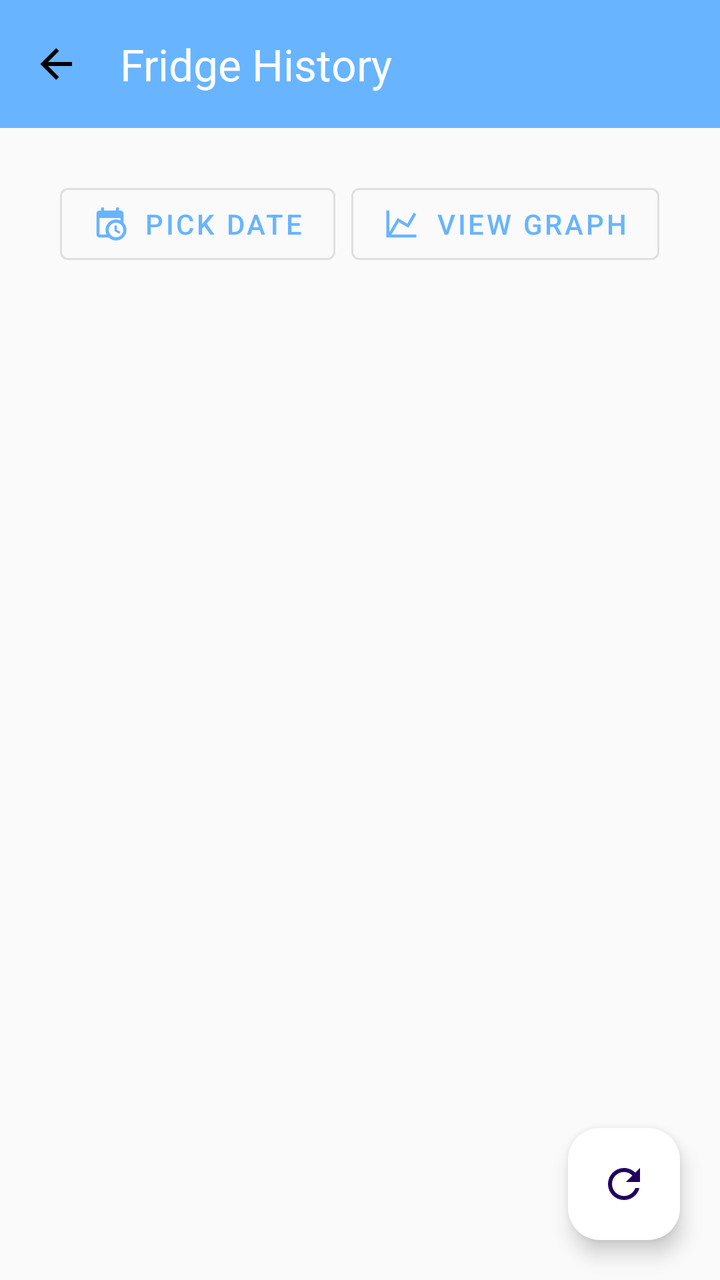
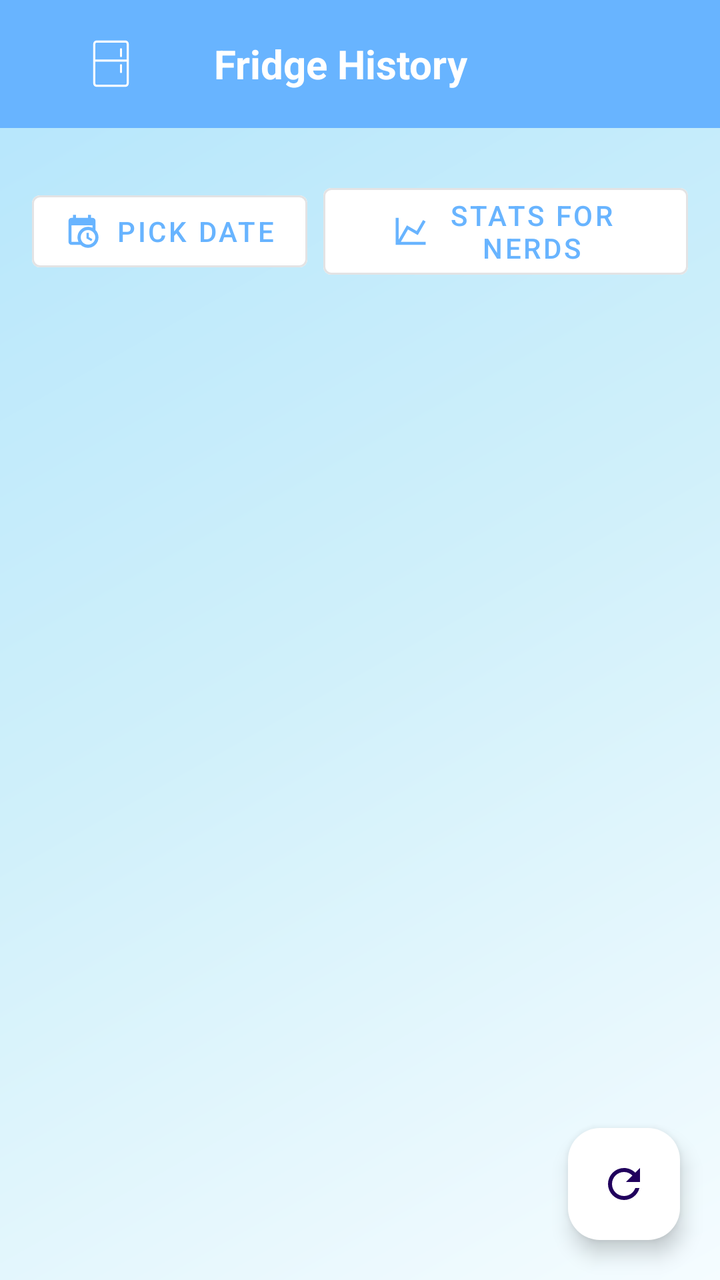

The first picture is an Android layout as it rendered before a commit; the second is the same layout after the commit. The layout source and the unified diff follow.
<!-- AndroidManifest.xml: application theme Theme.SmartFoodInventoryTracker -->
<!-- res/layout/activity_fridge_history.xml -->
<?xml version="1.0" encoding="utf-8"?>
<androidx.constraintlayout.widget.ConstraintLayout
    xmlns:android="http://schemas.android.com/apk/res/android"
    xmlns:app="http://schemas.android.com/apk/res-auto"
    xmlns:tools="http://schemas.android.com/tools"
    android:id="@+id/historyMain"
    android:layout_width="match_parent"
    android:layout_height="match_parent"
    tools:context=".fridge_conditions.FridgeHistoryActivity"
    android:background="#FAFAFA">

    
    <androidx.appcompat.widget.Toolbar
        android:id="@+id/historyToolbar"
        android:layout_width="match_parent"
        android:layout_height="?attr/actionBarSize"
        android:background="?attr/colorPrimary"
        app:title="Fridge History"
        app:titleTextColor="@android:color/white"
        app:navigationIcon="@drawable/ic_back"
        app:layout_constraintTop_toTopOf="parent" />

    
    <LinearLayout
        android:id="@+id/buttonRow"
        android:layout_width="0dp"
        android:layout_height="wrap_content"
        android:orientation="horizontal"
        android:gravity="center"
        android:padding="16dp"
        android:layout_marginTop="8dp"
        app:layout_constraintTop_toBottomOf="@id/historyToolbar"
        app:layout_constraintStart_toStartOf="parent"
        app:layout_constraintEnd_toEndOf="parent">

        <com.google.android.material.button.MaterialButton
            android:id="@+id/btnDateRange"
            android:layout_width="wrap_content"
            android:layout_height="wrap_content"
            android:text="Pick Date"
            app:icon="@drawable/ic_calender"
            app:iconPadding="8dp"
            app:iconGravity="textStart"
            style="@style/Widget.MaterialComponents.Button.OutlinedButton"
            android:layout_marginEnd="8dp" />

        <com.google.android.material.button.MaterialButton
            android:id="@+id/btnGraph"
            android:layout_width="wrap_content"
            android:layout_height="wrap_content"
            android:text="View Graph"
            app:icon="@drawable/ic_chart"
            app:iconPadding="8dp"
            app:iconGravity="textStart"
            style="@style/Widget.MaterialComponents.Button.OutlinedButton" />
    </LinearLayout>

    
    <androidx.recyclerview.widget.RecyclerView
        android:id="@+id/historyRecyclerView"
        android:layout_width="0dp"
        android:layout_height="0dp"
        android:clipToPadding="false"
        android:paddingHorizontal="12dp"
        android:paddingBottom="8dp"
        app:layout_constraintTop_toBottomOf="@id/buttonRow"
        app:layout_constraintBottom_toBottomOf="parent"
        app:layout_constraintStart_toStartOf="parent"
        app:layout_constraintEnd_toEndOf="parent"
        tools:listitem="@layout/item_fridge_history" />

    
    <com.google.android.material.floatingactionbutton.FloatingActionButton
        android:id="@+id/btnRefresh"
        android:layout_width="wrap_content"
        android:layout_height="wrap_content"
        android:src="@drawable/ic_refresh"
        android:contentDescription="Refresh"
        app:backgroundTint="@color/white"
        app:layout_constraintBottom_toBottomOf="parent"
        app:layout_constraintEnd_toEndOf="parent"
        android:layout_margin="20dp"/>
</androidx.constraintlayout.widget.ConstraintLayout>
<!-- res/layout/item_fridge_history.xml (included above) -->
<?xml version="1.0" encoding="utf-8"?>
<com.google.android.material.card.MaterialCardView
    xmlns:android="http://schemas.android.com/apk/res/android"
    xmlns:card_view="http://schemas.android.com/apk/res-auto"
    android:layout_width="match_parent"
    android:layout_height="wrap_content"
    android:layout_marginBottom="12dp"
    android:layout_marginHorizontal="12dp"
    android:background="@android:color/white"
    card_view:cardCornerRadius="16dp"
    card_view:cardElevation="4dp">

    <LinearLayout
        android:layout_width="match_parent"
        android:layout_height="wrap_content"
        android:orientation="vertical"
        android:padding="16dp">

        
        <TextView
            android:id="@+id/dateTimeText"
            android:layout_width="wrap_content"
            android:layout_height="wrap_content"
            android:text="🕒 2025-04-01 12:00"
            android:textStyle="bold"
            android:textSize="15sp"
            android:textColor="#333333" />

        
        <View
            android:layout_width="match_parent"
            android:layout_height="1dp"
            android:layout_marginTop="6dp"
            android:layout_marginBottom="10dp"
            android:background="#DDDDDD" />

        

        
        <LinearLayout
            android:layout_width="match_parent"
            android:layout_height="wrap_content"
            android:orientation="horizontal"
            android:layout_marginBottom="6dp"
            android:gravity="center_vertical">

            <ImageView
                android:layout_width="20dp"
                android:layout_height="20dp"
                android:layout_marginEnd="8dp"
                android:src="@drawable/ic_temperature"
                card_view:tint="#666" />

            <TextView
                android:id="@+id/tempText"
                android:layout_width="0dp"
                android:layout_height="wrap_content"
                android:layout_weight="1"
                android:text="Temperature: -- °C"
                android:textSize="14sp"
                android:textColor="#333333" />

            <TextView
                android:id="@+id/tempStatus"
                android:layout_width="wrap_content"
                android:layout_height="wrap_content"
                android:text="Status"
                android:textSize="13sp"
                android:textStyle="bold"
                android:textColor="#4CAF50" />
        </LinearLayout>

        
        <LinearLayout
            android:layout_width="match_parent"
            android:layout_height="wrap_content"
            android:orientation="horizontal"
            android:layout_marginBottom="6dp"
            android:gravity="center_vertical">

            <ImageView
                android:layout_width="20dp"
                android:layout_height="20dp"
                android:layout_marginEnd="8dp"
                android:src="@drawable/ic_humidity"
                card_view:tint="#666" />

            <TextView
                android:id="@+id/humidityText"
                android:layout_width="0dp"
                android:layout_height="wrap_content"
                android:layout_weight="1"
                android:text="Humidity: -- %"
                android:textSize="14sp"
                android:textColor="#333333" />

            <TextView
                android:id="@+id/humidityStatus"
                android:layout_width="wrap_content"
                android:layout_height="wrap_content"
                android:text="Status"
                android:textSize="13sp"
                android:textStyle="bold"
                android:textColor="#4CAF50" />
        </LinearLayout>

        
        <LinearLayout
            android:layout_width="match_parent"
            android:layout_height="wrap_content"
            android:orientation="horizontal"
            android:layout_marginBottom="6dp"
            android:gravity="center_vertical">

            <ImageView
                android:layout_width="20dp"
                android:layout_height="20dp"
                android:layout_marginEnd="8dp"
                android:src="@drawable/ic_co"
                card_view:tint="#666" />

            <TextView
                android:id="@+id/coText"
                android:layout_width="0dp"
                android:layout_height="wrap_content"
                android:layout_weight="1"
                android:text="CO: -- ppm"
                android:textSize="14sp"
                android:textColor="#333333" />

            <TextView
                android:id="@+id/coStatus"
                android:layout_width="wrap_content"
                android:layout_height="wrap_content"
                android:text="Status"
                android:textSize="13sp"
                android:textStyle="bold"
                android:textColor="#4CAF50" />
        </LinearLayout>

        
        <LinearLayout
            android:layout_width="match_parent"
            android:layout_height="wrap_content"
            android:orientation="horizontal"
            android:layout_marginBottom="6dp"
            android:gravity="center_vertical">

            <ImageView
                android:layout_width="20dp"
                android:layout_height="20dp"
                android:layout_marginEnd="8dp"
                android:src="@drawable/ic_lpg"
                card_view:tint="#666" />

            <TextView
                android:id="@+id/lpgText"
                android:layout_width="0dp"
                android:layout_height="wrap_content"
                android:layout_weight="1"
                android:text="LPG: -- ppm"
                android:textSize="14sp"
                android:textColor="#333333" />

            <TextView
                android:id="@+id/lpgStatus"
                android:layout_width="wrap_content"
                android:layout_height="wrap_content"
                android:text="Status"
                android:textSize="13sp"
                android:textStyle="bold"
                android:textColor="#4CAF50" />
        </LinearLayout>

        
        <LinearLayout
            android:layout_width="match_parent"
            android:layout_height="wrap_content"
            android:orientation="horizontal"
            android:gravity="center_vertical">

            <ImageView
                android:layout_width="20dp"
                android:layout_height="20dp"
                android:layout_marginEnd="8dp"
                android:src="@drawable/ic_smoke"
                card_view:tint="#666" />

            <TextView
                android:id="@+id/smokeText"
                android:layout_width="0dp"
                android:layout_height="wrap_content"
                android:layout_weight="1"
                android:text="NH₄: -- ppm"
                android:textSize="14sp"
                android:textColor="#333333" />

            <TextView
                android:id="@+id/smokeStatus"
                android:layout_width="wrap_content"
                android:layout_height="wrap_content"
                android:text="Status"
                android:textSize="13sp"
                android:textStyle="bold"
                android:textColor="#4CAF50" />
        </LinearLayout>
    </LinearLayout>
</com.google.android.material.card.MaterialCardView>
<!-- resources referenced by this layout -->
<resources>
  <color name="white">#FFFFFF</color>
  <!-- drawable ic_back (drawable) -->
  <vector xmlns:android="http://schemas.android.com/apk/res/android" android:height="24dp" android:width="24dp" android:viewportWidth="24" android:viewportHeight="24"><path android:fillColor="#000000" android:pathData="M20,11V13H8L13.5,18.5L12.08,19.92L4.16,12L12.08,4.08L13.5,5.5L8,11H20Z" /></vector>
  <!-- drawable ic_calender (drawable) -->
  <vector xmlns:android="http://schemas.android.com/apk/res/android" android:height="24dp" android:width="24dp" android:viewportWidth="24" android:viewportHeight="24"><path android:fillColor="#000000" android:pathData="M15,13H16.5V15.82L18.94,17.23L18.19,18.53L15,16.69V13M19,8H5V19H9.67C9.24,18.09 9,17.07 9,16A7,7 0 0,1 16,9C17.07,9 18.09,9.24 19,9.67V8M5,21C3.89,21 3,20.1 3,19V5C3,3.89 3.89,3 5,3H6V1H8V3H16V1H18V3H19A2,2 0 0,1 21,5V11.1C22.24,12.36 23,14.09 23,16A7,7 0 0,1 16,23C14.09,23 12.36,22.24 11.1,21H5M16,11.15A4.85,4.85 0 0,0 11.15,16C11.15,18.68 13.32,20.85 16,20.85A4.85,4.85 0 0,0 20.85,16C20.85,13.32 18.68,11.15 16,11.15Z" /></vector>
  <!-- drawable ic_chart (drawable) -->
  <vector xmlns:android="http://schemas.android.com/apk/res/android" android:height="24dp" android:width="24dp" android:viewportWidth="24" android:viewportHeight="24"><path android:fillColor="#000000" android:pathData="M16,11.78L20.24,4.45L21.97,5.45L16.74,14.5L10.23,10.75L5.46,19H22V21H2V3H4V17.54L9.5,8L16,11.78Z" /></vector>
  <!-- drawable ic_refresh (drawable) -->
  <vector xmlns:android="http://schemas.android.com/apk/res/android" android:height="24dp" android:width="24dp" android:viewportWidth="24" android:viewportHeight="24"><path android:fillColor="#000000" android:pathData="M17.65,6.35C16.2,4.9 14.21,4 12,4A8,8 0 0,0 4,12A8,8 0 0,0 12,20C15.73,20 18.84,17.45 19.73,14H17.65C16.83,16.33 14.61,18 12,18A6,6 0 0,1 6,12A6,6 0 0,1 12,6C13.66,6 15.14,6.69 16.22,7.78L13,11H20V4L17.65,6.35Z" /></vector>
  <style name="Theme.SmartFoodInventoryTracker" parent="Base.Theme.SmartFoodInventoryTracker" />
  <style name="Base.Theme.SmartFoodInventoryTracker" parent="Theme.Material3.DayNight.NoActionBar">
          
          <item name="colorPrimary">@color/blue</item>
          <item name="colorOnPrimary">@android:color/white</item>
  
          
          <item name="android:windowBackground">@drawable/bg_shiny_blue</item>
  
          
          <item name="android:statusBarColor">@color/blue</item>
  
          
          <item name="toolbarStyle">@style/CustomToolbar</item>
  
      </style>
  <color name="blue">#68b4ff</color>
  <style name="CustomToolbar" parent="Widget.Material3.Toolbar">
          <item name="android:background">@color/blue</item>
          <item name="titleTextColor">@android:color/white</item>
          <item name="subtitleTextColor">@android:color/white</item>
      </style>
  <!-- unchanged entries left out for length: 6 -->
</resources>

<!-- the commit's change to res/layout/activity_fridge_history.xml (unified diff, before → after) -->
@@ -6,8 +6,8 @@
     android:id="@+id/historyMain"
     android:layout_width="match_parent"
     android:layout_height="match_parent"
-    tools:context=".fridge_conditions.FridgeHistoryActivity"
-    android:background="#FAFAFA">
+    android:theme="@style/Theme.SmartFoodInventoryTracker"
+    tools:context=".fridge_conditions.FridgeHistoryActivity">
 
     
     <androidx.appcompat.widget.Toolbar
@@ -15,10 +15,40 @@
         android:layout_width="match_parent"
         android:layout_height="?attr/actionBarSize"
         android:background="?attr/colorPrimary"
-        app:title="Fridge History"
-        app:titleTextColor="@android:color/white"
-        app:navigationIcon="@drawable/ic_back"
-        app:layout_constraintTop_toTopOf="parent" />
+        android:paddingStart="0dp"
+        app:layout_constraintTop_toTopOf="parent">
+
+        <LinearLayout
+            android:id="@+id/dashboardElements"
+            android:layout_width="match_parent"
+            android:layout_height="match_parent"
+            android:gravity="center_vertical"
+            android:orientation="horizontal"
+            tools:layout_editor_absoluteX="16dp">
+
+            <ImageView
+                android:id="@+id/backtofhistoryLogo"
+                android:layout_width="16dp"
+                android:layout_height="25dp"
+                android:layout_gravity="center_vertical"
+                android:layout_marginStart="0dp"
+                android:layout_weight="0.5"
+                android:src="@drawable/ic_fridge"
+                app:tint="@android:color/white" />
+
+            <TextView
+                android:id="@+id/historyTitle"
+                android:layout_width="wrap_content"
+                android:layout_height="wrap_content"
+                android:layout_gravity="center_vertical"
+                android:layout_marginStart="12dp"
+                android:layout_weight="1"
+                android:text="Fridge History"
+                android:textColor="@android:color/white"
+                android:textSize="20sp"
+                android:textStyle="bold" />
+        </LinearLayout>
+    </androidx.appcompat.widget.Toolbar>
 
     
     <LinearLayout
@@ -38,6 +68,7 @@
             android:layout_width="wrap_content"
             android:layout_height="wrap_content"
             android:text="Pick Date"
+            android:backgroundTint="@color/white"
             app:icon="@drawable/ic_calender"
             app:iconPadding="8dp"
             app:iconGravity="textStart"
@@ -48,7 +79,8 @@
             android:id="@+id/btnGraph"
             android:layout_width="wrap_content"
             android:layout_height="wrap_content"
-            android:text="View Graph"
+            android:backgroundTint="@color/white"
+            android:text="Stats for nerds"
             app:icon="@drawable/ic_chart"
             app:iconPadding="8dp"
             app:iconGravity="textStart"
@@ -88,9 +120,9 @@
     xmlns:card_view="http://schemas.android.com/apk/res-auto"
     android:layout_width="match_parent"
     android:layout_height="wrap_content"
+    card_view:cardBackgroundColor="@color/white"
     android:layout_marginBottom="12dp"
     android:layout_marginHorizontal="12dp"
-    android:background="@android:color/white"
     card_view:cardCornerRadius="16dp"
     card_view:cardElevation="4dp">
 
@@ -106,9 +138,9 @@
             android:layout_width="wrap_content"
             android:layout_height="wrap_content"
             android:text="🕒 2025-04-01 12:00"
-            android:textStyle="bold"
+            android:textColor="#333333"
             android:textSize="15sp"
-            android:textColor="#333333" />
+            android:textStyle="bold" />
 
         
         <View
@@ -124,9 +156,9 @@
         <LinearLayout
             android:layout_width="match_parent"
             android:layout_height="wrap_content"
-            android:orientation="horizontal"
             android:layout_marginBottom="6dp"
-            android:gravity="center_vertical">
+            android:gravity="center_vertical"
+            android:orientation="horizontal">
 
             <ImageView
                 android:layout_width="20dp"
@@ -141,26 +173,26 @@
                 android:layout_height="wrap_content"
                 android:layout_weight="1"
                 android:text="Temperature: -- °C"
-                android:textSize="14sp"
-                android:textColor="#333333" />
+                android:textColor="#333333"
+                android:textSize="14sp" />
 
             <TextView
                 android:id="@+id/tempStatus"
                 android:layout_width="wrap_content"
                 android:layout_height="wrap_content"
                 android:text="Status"
-                android:textSize="13sp"
-                android:textStyle="bold"
-                android:textColor="#4CAF50" />
-        </LinearLayout>
-
-        
-        <LinearLayout
-            android:layout_width="match_parent"
-            android:layout_height="wrap_content"
-            android:orientation="horizontal"
+                android:textColor="#4CAF50"
+                android:textSize="13sp"
+                android:textStyle="bold" />
+        </LinearLayout>
+
+        
+        <LinearLayout
+            android:layout_width="match_parent"
+            android:layout_height="wrap_content"
             android:layout_marginBottom="6dp"
-            android:gravity="center_vertical">
+            android:gravity="center_vertical"
+            android:orientation="horizontal">
 
             <ImageView
                 android:layout_width="20dp"
@@ -175,26 +207,26 @@
                 android:layout_height="wrap_content"
                 android:layout_weight="1"
                 android:text="Humidity: -- %"
-                android:textSize="14sp"
-                android:textColor="#333333" />
+                android:textColor="#333333"
+                android:textSize="14sp" />
 
             <TextView
                 android:id="@+id/humidityStatus"
                 android:layout_width="wrap_content"
                 android:layout_height="wrap_content"
                 android:text="Status"
-                android:textSize="13sp"
-                android:textStyle="bold"
-                android:textColor="#4CAF50" />
-        </LinearLayout>
-
-        
-        <LinearLayout
-            android:layout_width="match_parent"
-            android:layout_height="wrap_content"
-            android:orientation="horizontal"
+                android:textColor="#4CAF50"
+                android:textSize="13sp"
+                android:textStyle="bold" />
+        </LinearLayout>
+
+        
+        <LinearLayout
+            android:layout_width="match_parent"
+            android:layout_height="wrap_content"
             android:layout_marginBottom="6dp"
-            android:gravity="center_vertical">
+            android:gravity="center_vertical"
+            android:orientation="horizontal">
 
             <ImageView
                 android:layout_width="20dp"
@@ -209,26 +241,26 @@
                 android:layout_height="wrap_content"
                 android:layout_weight="1"
                 android:text="CO: -- ppm"
-                android:textSize="14sp"
-                android:textColor="#333333" />
+                android:textColor="#333333"
+                android:textSize="14sp" />
 
             <TextView
                 android:id="@+id/coStatus"
                 android:layout_width="wrap_content"
                 android:layout_height="wrap_content"
                 android:text="Status"
-                android:textSize="13sp"
-                android:textStyle="bold"
-                android:textColor="#4CAF50" />
-        </LinearLayout>
-
-        
-        <LinearLayout
-            android:layout_width="match_parent"
-            android:layout_height="wrap_content"
-            android:orientation="horizontal"
+                android:textColor="#4CAF50"
+                android:textSize="13sp"
+                android:textStyle="bold" />
+        </LinearLayout>
+
+        
+        <LinearLayout
+            android:layout_width="match_parent"
+            android:layout_height="wrap_content"
             android:layout_marginBottom="6dp"
-            android:gravity="center_vertical">
+            android:gravity="center_vertical"
+            android:orientation="horizontal">
 
             <ImageView
                 android:layout_width="20dp"
@@ -243,25 +275,25 @@
                 android:layout_height="wrap_content"
                 android:layout_weight="1"
                 android:text="LPG: -- ppm"
-                android:textSize="14sp"
-                android:textColor="#333333" />
+                android:textColor="#333333"
+                android:textSize="14sp" />
 
             <TextView
                 android:id="@+id/lpgStatus"
                 android:layout_width="wrap_content"
                 android:layout_height="wrap_content"
                 android:text="Status"
-                android:textSize="13sp"
-                android:textStyle="bold"
-                android:textColor="#4CAF50" />
-        </LinearLayout>
-
-        
-        <LinearLayout
-            android:layout_width="match_parent"
-            android:layout_height="wrap_content"
-            android:orientation="horizontal"
-            android:gravity="center_vertical">
+                android:textColor="#4CAF50"
+                android:textSize="13sp"
+                android:textStyle="bold" />
+        </LinearLayout>
+
+        
+        <LinearLayout
+            android:layout_width="match_parent"
+            android:layout_height="wrap_content"
+            android:gravity="center_vertical"
+            android:orientation="horizontal">
 
             <ImageView
                 android:layout_width="20dp"
@@ -276,17 +308,17 @@
                 android:layout_height="wrap_content"
                 android:layout_weight="1"
                 android:text="NH₄: -- ppm"
-                android:textSize="14sp"
-                android:textColor="#333333" />
+                android:textColor="#333333"
+                android:textSize="14sp" />
 
             <TextView
                 android:id="@+id/smokeStatus"
                 android:layout_width="wrap_content"
                 android:layout_height="wrap_content"
                 android:text="Status"
-                android:textSize="13sp"
-                android:textStyle="bold"
-                android:textColor="#4CAF50" />
+                android:textColor="#4CAF50"
+                android:textSize="13sp"
+                android:textStyle="bold" />
         </LinearLayout>
     </LinearLayout>
 </com.google.android.material.card.MaterialCardView>
<!-- resource entries referenced after the edit -->
@@ -1,12 +1,23 @@
 <!-- resources referenced by this layout -->
 <resources>
   <color name="white">#FFFFFF</color>
-  <!-- drawable ic_back (drawable) -->
-  <vector xmlns:android="http://schemas.android.com/apk/res/android" android:height="24dp" android:width="24dp" android:viewportWidth="24" android:viewportHeight="24"><path android:fillColor="#000000" android:pathData="M20,11V13H8L13.5,18.5L12.08,19.92L4.16,12L12.08,4.08L13.5,5.5L8,11H20Z" /></vector>
   <!-- drawable ic_calender (drawable) -->
   <vector xmlns:android="http://schemas.android.com/apk/res/android" android:height="24dp" android:width="24dp" android:viewportWidth="24" android:viewportHeight="24"><path android:fillColor="#000000" android:pathData="M15,13H16.5V15.82L18.94,17.23L18.19,18.53L15,16.69V13M19,8H5V19H9.67C9.24,18.09 9,17.07 9,16A7,7 0 0,1 16,9C17.07,9 18.09,9.24 19,9.67V8M5,21C3.89,21 3,20.1 3,19V5C3,3.89 3.89,3 5,3H6V1H8V3H16V1H18V3H19A2,2 0 0,1 21,5V11.1C22.24,12.36 23,14.09 23,16A7,7 0 0,1 16,23C14.09,23 12.36,22.24 11.1,21H5M16,11.15A4.85,4.85 0 0,0 11.15,16C11.15,18.68 13.32,20.85 16,20.85A4.85,4.85 0 0,0 20.85,16C20.85,13.32 18.68,11.15 16,11.15Z" /></vector>
   <!-- drawable ic_chart (drawable) -->
   <vector xmlns:android="http://schemas.android.com/apk/res/android" android:height="24dp" android:width="24dp" android:viewportWidth="24" android:viewportHeight="24"><path android:fillColor="#000000" android:pathData="M16,11.78L20.24,4.45L21.97,5.45L16.74,14.5L10.23,10.75L5.46,19H22V21H2V3H4V17.54L9.5,8L16,11.78Z" /></vector>
+  <!-- drawable ic_fridge (drawable) -->
+  <vector xmlns:android="http://schemas.android.com/apk/res/android"
+      android:width="1024dp"
+      android:height="1024dp"
+      android:viewportWidth="1024"
+      android:viewportHeight="1024">
+    <path
+        android:fillColor="#FF000000"
+        android:pathData="M804.6,987.6H219.4a71.7,71.7 0,0 1,-71.7 -71.5V108.1a71.7,71.7 0,0 1,71.7 -71.7h585.1a71.7,71.7 0,0 1,71.7 71.7v807.9a71.7,71.7 0,0 1,-71.7 71.5zM219.4,80.3a27.9,27.9 0,0 0,-27.8 27.8v807.9a27.8,27.8 0,0 0,27.8 27.6h585.1a27.8,27.8 0,0 0,27.8 -27.6V108.1a27.9,27.9 0,0 0,-27.8 -27.8z"/>
+    <path
+        android:fillColor="#FF000000"
+        android:pathData="M170.9,427.9h683v43.9H170.9zM716.8,377.9a21.9,21.9 0,0 1,-21.9 -21.9v-139.3a21.9,21.9 0,0 1,43.9 0v139.3a21.9,21.9 0,0 1,-21.9 21.9zM716.8,704.4a21.9,21.9 0,0 1,-21.9 -21.9v-139.4a21.9,21.9 0,0 1,43.9 0v139.4a21.9,21.9 0,0 1,-21.9 21.9z"/>
+  </vector>
   <!-- drawable ic_refresh (drawable) -->
   <vector xmlns:android="http://schemas.android.com/apk/res/android" android:height="24dp" android:width="24dp" android:viewportWidth="24" android:viewportHeight="24"><path android:fillColor="#000000" android:pathData="M17.65,6.35C16.2,4.9 14.21,4 12,4A8,8 0 0,0 4,12A8,8 0 0,0 12,20C15.73,20 18.84,17.45 19.73,14H17.65C16.83,16.33 14.61,18 12,18A6,6 0 0,1 6,12A6,6 0 0,1 12,6C13.66,6 15.14,6.69 16.22,7.78L13,11H20V4L17.65,6.35Z" /></vector>
   <style name="Theme.SmartFoodInventoryTracker" parent="Base.Theme.SmartFoodInventoryTracker" />
